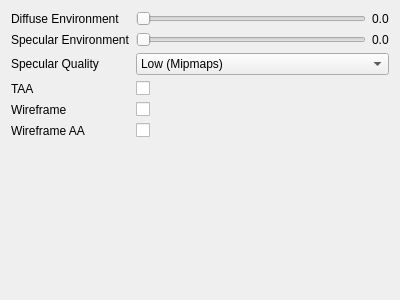
Above: src/editor/settings.ui from frame-r/RenderMaster before the change. Below: the same form after it.
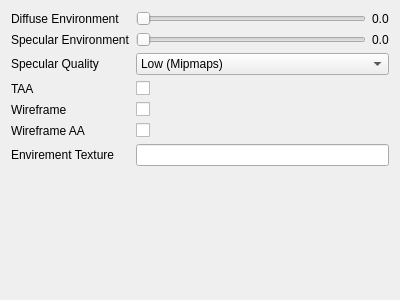
That is the form after the change. Custom widgets are drawn as their Qt base class.

Commit message: changing environment texture

The edit to the form file:
```diff
--- a/src/editor/settings.ui
+++ b/src/editor/settings.ui
@@ -145,8 +145,25 @@
      </property>
     </widget>
    </item>
+   <item row="6" column="1">
+    <widget class="MyLineEdit" name="env_le"/>
+   </item>
+   <item row="6" column="0">
+    <widget class="QLabel" name="env_l">
+     <property name="text">
+      <string>Envirement Texture</string>
+     </property>
+    </widget>
+   </item>
   </layout>
  </widget>
+ <customwidgets>
+  <customwidget>
+   <class>MyLineEdit</class>
+   <extends>QLineEdit</extends>
+   <header>../../src/editor/mylineedit.h</header>
+  </customwidget>
+ </customwidgets>
  <resources/>
  <connections/>
 </ui>
```
The commit also changes 10 other files.
